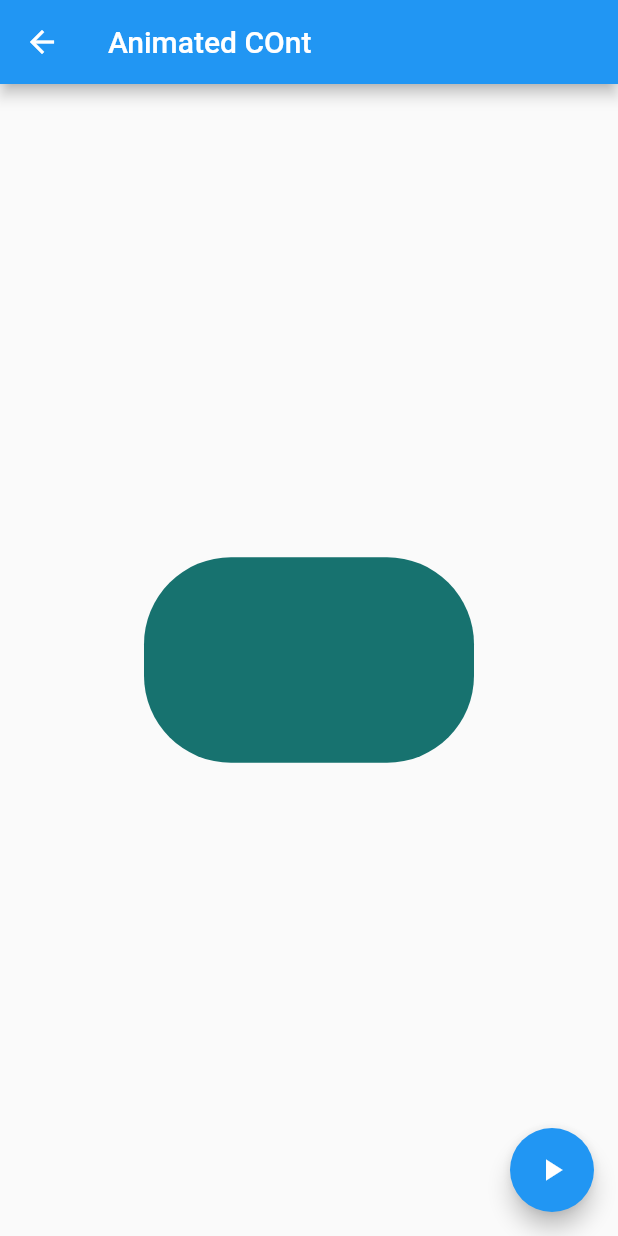
After one commit to Blast06/flutter_components, a Flutter app: the AnimatedContainerPage screen opened by its route, after a tap on the "play arrow" icon, on a phone screen of 412 x 824 dp. The commit adds this screen. Run offline on Flutter 3.47's test engine with Material 2 defaults, Android fonts, the phone set to English and light mode, and no system bars.

Commit message:
Flutter components - AnimatedContainer

```diff
--- a/data/menu_opts.json
+++ b/data/menu_opts.json
@@ -15,6 +15,11 @@
             "ruta" : "card",
             "icon" : "folder_open",
             "texto": "Cards - Tarjetas"
+        },
+        {
+            "ruta" : "animatedContainer",
+            "icon" : "donut_large",
+            "texto": "Animated Container"
         }
     ]
 }
--- /dev/null
+++ b/lib/src/pages/animated_container.dart
@@ -0,0 +1,64 @@
+
+import 'dart:math';
+
+import 'package:flutter/material.dart';
+
+
+class AnimatedContainerPage extends StatefulWidget {
+  @override
+  _AnimatedContainerPageState createState() => _AnimatedContainerPageState();
+}
+
+class _AnimatedContainerPageState extends State<AnimatedContainerPage> {
+
+  double _width = 50.0;
+  double _height = 50.0;
+
+  Color _color = Colors.pink;
+  BorderRadiusGeometry _borderRadiusGeometry = BorderRadius.circular(8.0);
+  @override
+  Widget build(BuildContext context) {
+    return Scaffold(
+      appBar: AppBar(
+        title: Text('Animated COnt'),
+
+      ),
+      body: Center(
+        child: AnimatedContainer(
+          duration: Duration(seconds: 1),
+          curve: Curves.fastLinearToSlowEaseIn,
+          width: _width,
+          height: _height,
+          decoration: BoxDecoration(
+            borderRadius: _borderRadiusGeometry,
+            color: _color
+          ),
+        )
+      ),
+      floatingActionButton: FloatingActionButton(
+        child: Icon(Icons.play_arrow),
+        onPressed: _cambiarForma
+        ),
+
+      );
+
+          }
+
+    void _cambiarForma() {
+
+      final random = Random();
+
+
+      setState(() {
+
+        _width = random.nextInt(300).toDouble();
+        _height = random.nextInt(300).toDouble();
+        _color = Color.fromRGBO(
+          random.nextInt(255), random.nextInt(255), random.nextInt(255), 1);
+
+        _borderRadiusGeometry = BorderRadius.circular(random.nextInt(100).toDouble());
+
+
+      });
+    }
+}
--- a/lib/src/utils/icono_string_utils.dart
+++ b/lib/src/utils/icono_string_utils.dart
@@ -9,6 +9,7 @@ final _icons = <String,IconData> {
   'add_alert'        : Icons.add_alert,
   'accessibility'    : Icons.accessibility,
   'folder_open'      : Icons.folder_open,
+  'donut_large'      : Icons.donut_large,
 
 
 };
```
Also changed, not shown: lib/src/pages/alert_page.dart (+45 -0 lines), lib/src/pages/avatar_page.dart (+7 -1 lines), lib/src/pages/card_page.dart (+27 -1 lines), lib/src/routes/routes.dart (+6 -4 lines).
